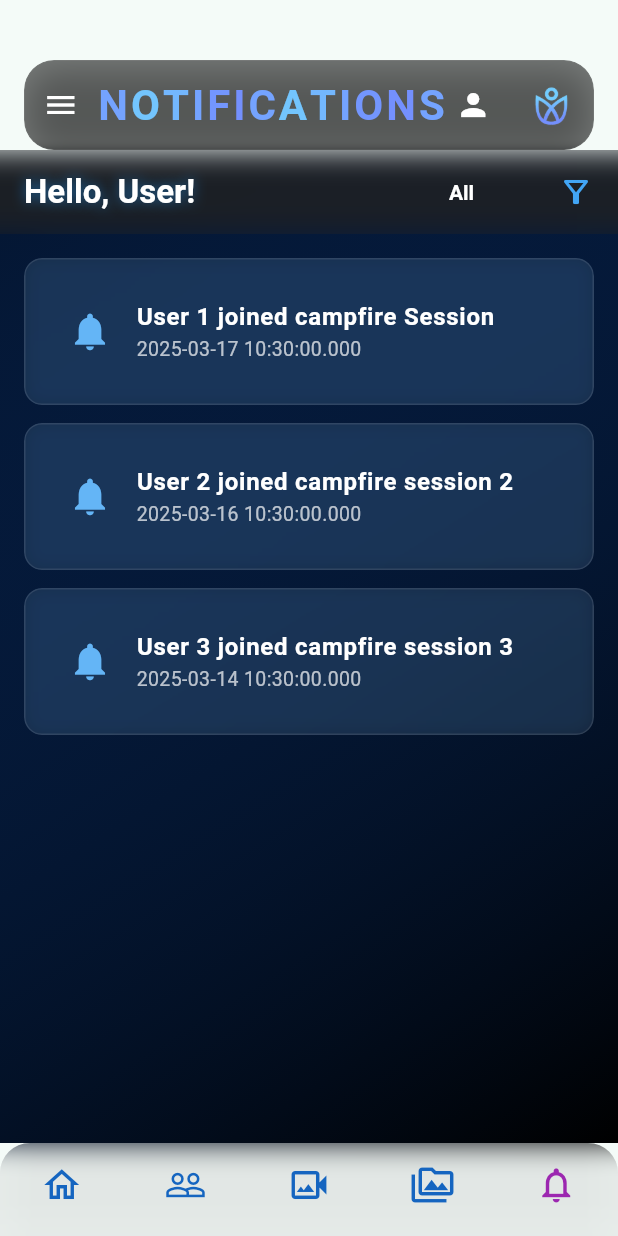
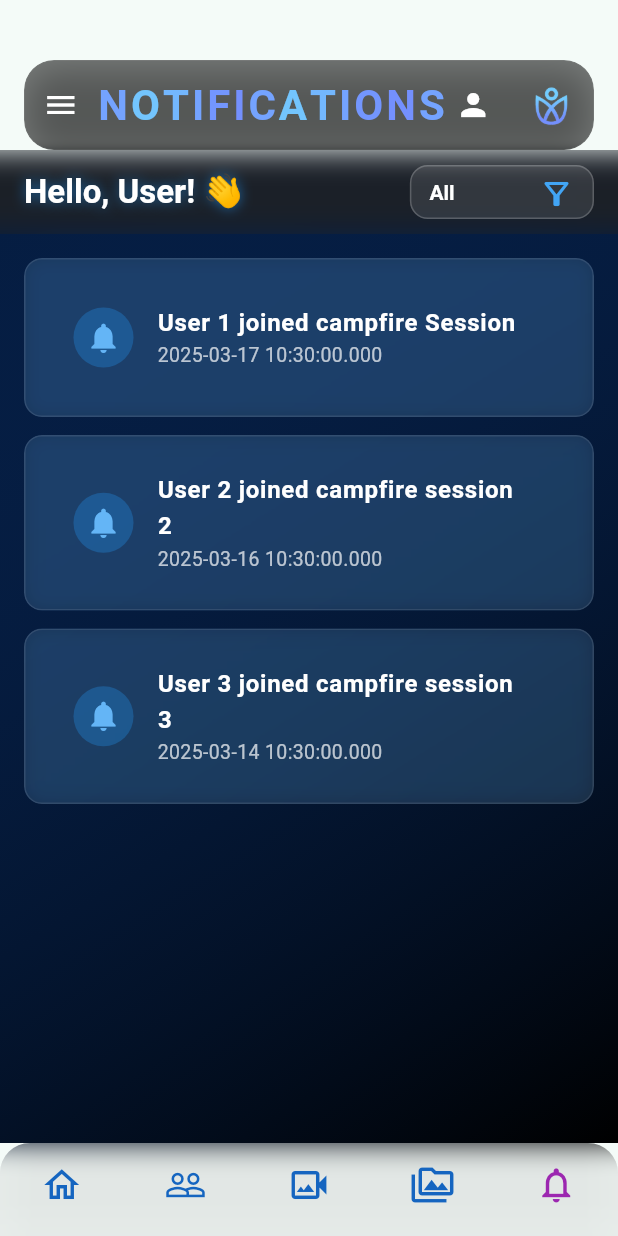
Before and after one commit to IshanD101/EYEDRA_UI_V2, a Flutter app: the screen it shows after launch, item 5 of the bottom bar chosen, on a phone screen of 412 x 824 dp. Run offline on Flutter 3.47's test engine with Material 3 defaults, Android fonts, the phone set to English and light mode, and no system bars; our stand-ins replace intl_phone_field; missing offline and left inert: model_viewer_plus; network calls fail.

Commit message:
design the notification page

```diff
--- a/lib/screens/home/notification_page.dart
+++ b/lib/screens/home/notification_page.dart
@@ -64,7 +64,7 @@ class _NotificationPageState extends State<NotificationPage>
                     mainAxisAlignment: MainAxisAlignment.spaceBetween,
                     children: [
                       Text(
-                        'Hello, User!',
+                        'Hello, User! 👋',
                         style: textTheme.titleLarge?.copyWith(
                           color: Colors.white,
                           fontWeight: FontWeight.bold,
@@ -77,7 +77,17 @@ class _NotificationPageState extends State<NotificationPage>
                           ],
                         ),
                       ),
-                      DropdownButtonHideUnderline(
+                      Container(
+                        padding: const EdgeInsets.symmetric(horizontal: 12, vertical: 6),
+                        decoration: BoxDecoration(
+                          color: Colors.white.withOpacity(0.1),
+                          borderRadius: BorderRadius.circular(12),
+                          border: Border.all(
+                            color: Colors.white.withOpacity(0.2),
+                            width: 1,
+                          ),
+                        ),
+                        child: DropdownButtonHideUnderline(
                           child: DropdownButton<String>(
                             value: _selectedFilter,
                             icon: Icon(Icons.filter_alt_outlined, color: Colors.blue[400]),
@@ -97,6 +107,7 @@ class _NotificationPageState extends State<NotificationPage>
                                 .toList(),
                           ),
                         ),
+                      ),
                     ],
                   ),
                 ),
@@ -113,7 +124,7 @@ class _NotificationPageState extends State<NotificationPage>
                 begin: Alignment.topLeft,
                 end: Alignment.bottomRight,
                 colors: [
-                  Colors.blue[900]!.withOpacity(0.3),
+                  Colors.blue[900]!.withOpacity(0.4),
                   Colors.black,
                 ],
               ),
@@ -130,11 +141,11 @@ class _NotificationPageState extends State<NotificationPage>
                     child: ClipRRect(
                       borderRadius: BorderRadius.circular(12),
                       child: BackdropFilter(
-                        filter: ImageFilter.blur(sigmaX: 3, sigmaY: 3),
+                        filter: ImageFilter.blur(sigmaX: 5, sigmaY: 5),
                         child: Container(
-                          padding: const EdgeInsets.all(12),
+                          padding: const EdgeInsets.all(16),
                           decoration: BoxDecoration(
-                            color: Colors.white.withOpacity(0.07),
+                            color: Colors.white.withOpacity(0.08),
                             borderRadius: BorderRadius.circular(12),
                             border: Border.all(
                               color: Colors.white.withOpacity(0.1),
@@ -142,17 +153,19 @@ class _NotificationPageState extends State<NotificationPage>
                             ),
                             boxShadow: [
                               BoxShadow(
-                                color: Colors.blue.withOpacity(0.1),
-                                blurRadius: 10,
-                                spreadRadius: 2,
+                                color: Colors.blue.withOpacity(0.15),
+                                blurRadius: 12,
+                                spreadRadius: 3,
                               ),
                             ],
                           ),
                           child: ListTile(
-                            leading: Icon(
+                            leading: CircleAvatar(
+                              backgroundColor: Colors.blue.withOpacity(0.3),
+                              child: Icon(
                                 Icons.notifications,
                                 color: Colors.blue[300],
-                              size: 30,
+                              ),
                             ),
                             title: Text(
                               _filteredNotifications[index].title,
```
Lines whose indentation alone changed are shown as unchanged.
